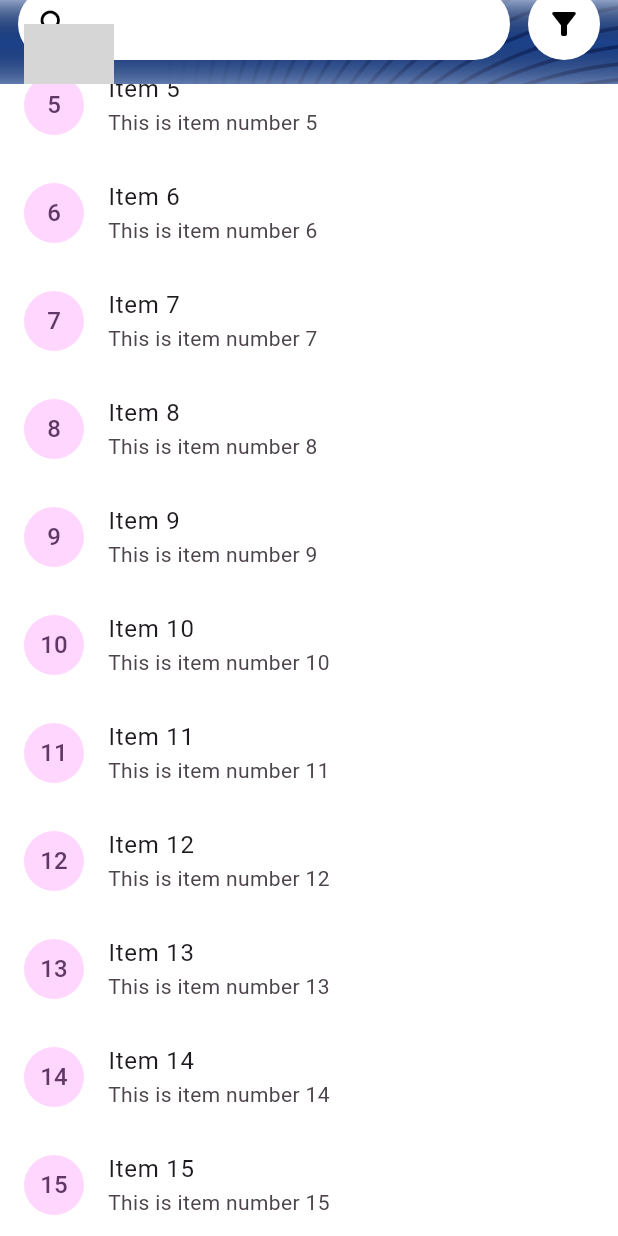
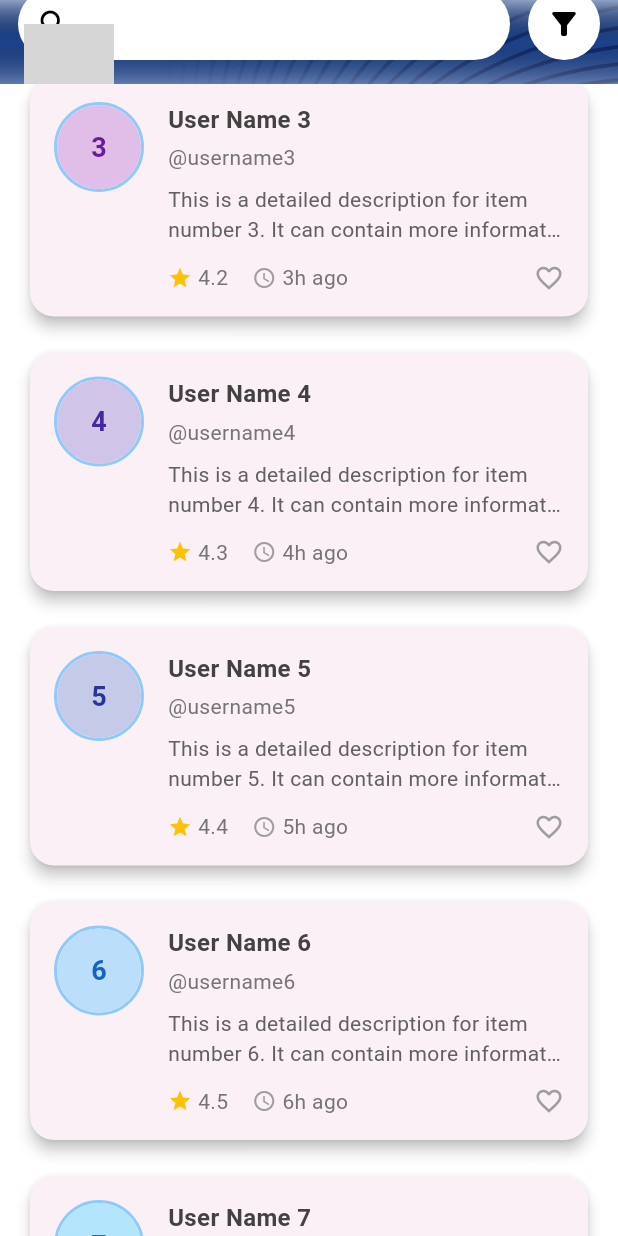
Before and after one commit to shakeelnasrullah/revress, a Flutter app: the HomeScreen screen opened directly, scrolled down 576 dp, on a phone screen of 412 x 824 dp. Run offline on Flutter 3.47's test engine with Material 3 defaults, Android fonts, the phone set to English and light mode, and no system bars; our stand-ins replace circle_nav_bar, flutter_bloc, intl_phone_number_input; network calls fail; grey boxes are pictures that could not be loaded.

```diff
--- a/lib/dashboard/home/home_screen.dart
+++ b/lib/dashboard/home/home_screen.dart
@@ -85,14 +85,7 @@ class _HomeScreenState extends State<HomeScreen> {
                 BuildContext context,
                 int index,
                 ) {
-              return ListTile(
-                title: Text('Item $index'),
-                subtitle: Text("This is item number $index"),
-                leading: CircleAvatar(child: Text("$index")),
-                onTap: () {
-                  print('Item ${index + 1} tapped');
-                },
-              );
+              return _buildCustomCardItem(index);
             }, childCount: 50),
           ),
         ],
@@ -155,7 +148,7 @@ class _HomeScreenState extends State<HomeScreen> {
                     ),
                     SizedBox(height: 4),
                     Text(
-                      '@sarahj',
+                      '@sarah',
                       style: TextStyle(
                         color: Colors.white.withAlpha((255 * 0.8).round()),
                         fontSize: 14,
@@ -276,4 +269,133 @@ class _HomeScreenState extends State<HomeScreen> {
       ),
     );
   }
+
+  Widget _buildCustomCardItem(int index) {
+    return Container(
+      margin: EdgeInsets.symmetric(horizontal: 16, vertical: 8),
+      child: Card(
+        elevation: 4,
+        shape: RoundedRectangleBorder(
+          borderRadius: BorderRadius.circular(16),
+        ),
+        child: InkWell(
+          borderRadius: BorderRadius.circular(16),
+          onTap: () {
+            print('Item ${index + 1} tapped');
+            // Add navigation or other action here
+          },
+          child: Padding(
+            padding: EdgeInsets.all(16),
+            child: Row(
+              crossAxisAlignment: CrossAxisAlignment.start,
+              children: [
+                // Circular Avatar with better styling
+                Container(
+                  width: 60,
+                  height: 60,
+                  decoration: BoxDecoration(
+                    shape: BoxShape.circle,
+                    border: Border.all(
+                      color: Colors.blue.shade200,
+                      width: 2,
+                    ),
+                  ),
+                  child: CircleAvatar(
+                    backgroundColor: Colors.primaries[index % Colors.primaries.length].shade100,
+                    foregroundColor: Colors.primaries[index % Colors.primaries.length].shade800,
+                    child: Text(
+                      '${index + 1}',
+                      style: TextStyle(
+                        fontWeight: FontWeight.bold,
+                        fontSize: 18,
+                      ),
+                    ),
+                  ),
+                ),
+
+                SizedBox(width: 16),
+
+                // Content section
+                Expanded(
+                  child: Column(
+                    crossAxisAlignment: CrossAxisAlignment.start,
+                    children: [
+                      Text(
+                        'User Name ${index + 1}',
+                        style: TextStyle(
+                          fontWeight: FontWeight.bold,
+                          fontSize: 16,
+                          color: Colors.grey[800],
+                        ),
+                      ),
+
+                      SizedBox(height: 4),
+
+                      Text(
+                        '@username${index + 1}',
+                        style: TextStyle(
+                          color: Colors.grey[600],
+                          fontSize: 14,
+                        ),
+                      ),
+
+                      SizedBox(height: 8),
+
+                      Text(
+                        'This is a detailed description for item number ${index + 1}. '
+                            'It can contain more information about the user or content.',
+                        style: TextStyle(
+                          color: Colors.grey[700],
+                          fontSize: 14,
+                        ),
+                        maxLines: 2,
+                        overflow: TextOverflow.ellipsis,
+                      ),
+
+                      SizedBox(height: 12),
+
+                      // Additional info or actions
+                      Row(
+                        children: [
+                          Icon(Icons.star, color: Colors.amber, size: 16),
+                          SizedBox(width: 4),
+                          Text(
+                            '4.${index % 10}',
+                            style: TextStyle(
+                              color: Colors.grey[600],
+                              fontSize: 14,
+                            ),
+                          ),
+
+                          SizedBox(width: 16),
+
+                          Icon(Icons.access_time, color: Colors.grey[500], size: 16),
+                          SizedBox(width: 4),
+                          Text(
+                            '${index + 1}h ago',
+                            style: TextStyle(
+                              color: Colors.grey[600],
+                              fontSize: 14,
+                            ),
+                          ),
+
+                          Spacer(),
+
+                          Icon(
+                            Icons.favorite_border,
+                            color: Colors.grey[500],
+                            size: 20,
+                          ),
+                        ],
+                      ),
+                    ],
+                  ),
+                ),
+              ],
+            ),
+          ),
+        ),
+      ),
+    );
+  }
 }
--- a/lib/splash_screen.dart
+++ b/lib/splash_screen.dart
@@ -1,6 +1,7 @@
 import 'package:flutter/material.dart';
 import 'package:revress/app_colors.dart';
 import 'package:revress/dashboard/dashboard_screen.dart';
+import 'package:revress/inspection/new_appointment_screen.dart';
 import 'package:revress/login/login_screen.dart';
 
 
@@ -18,7 +19,8 @@ class _SplashScreenState extends State<SplashScreen> {
     super.initState();
     Future.delayed(Duration(seconds: 3), () {
       //Navigator.push(context, MaterialPageRoute(builder: (context) => LoginScreen()));
-      Navigator.push(context, MaterialPageRoute(builder: (context) => DashboardScreen()));
+      //Navigator.push(context, MaterialPageRoute(builder: (context) => DashboardScreen()));
+      Navigator.push(context, MaterialPageRoute(builder: (context) => NewAppointmentScreen()));
     });
   }
 
```
Also changed, not shown: lib/dashboard/dashboard_screen.dart (+6 -6 lines), lib/inspection/custom_tab_bar.dart (added, +92 -0 lines), lib/inspection/custom_tab_widget.dart (added, +88 -0 lines), lib/inspection/new_appointment_screen.dart (added, +106 -0 lines), lib/inspection/tab_status.dart (added, +18 -0 lines), lib/inspection/type/inspection_type.dart (added, +65 -0 lines), lib/inspection/vehicle_type/vechicle_type_screen.dart (added, +65 -0 lines), pubspec.yaml (+7 -0 lines), assets/images/active_tab.png (added), assets/images/checked_tab.png (added), assets/images/computer.png (added), assets/images/default_tab.png (added), assets/images/own_car.png (added), assets/images/physical.png (added), 2 more files.
